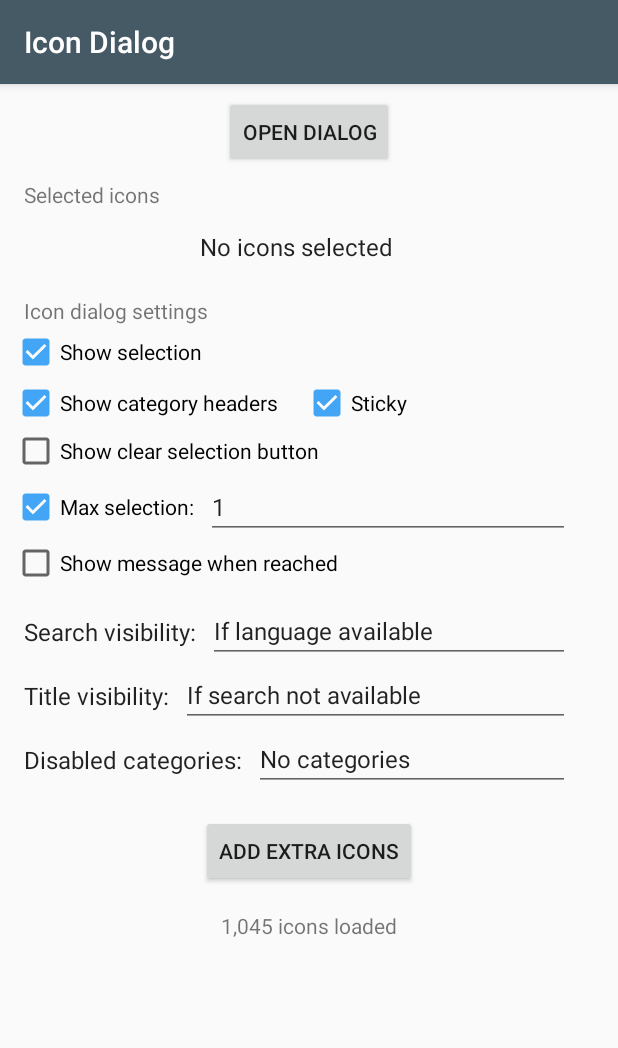
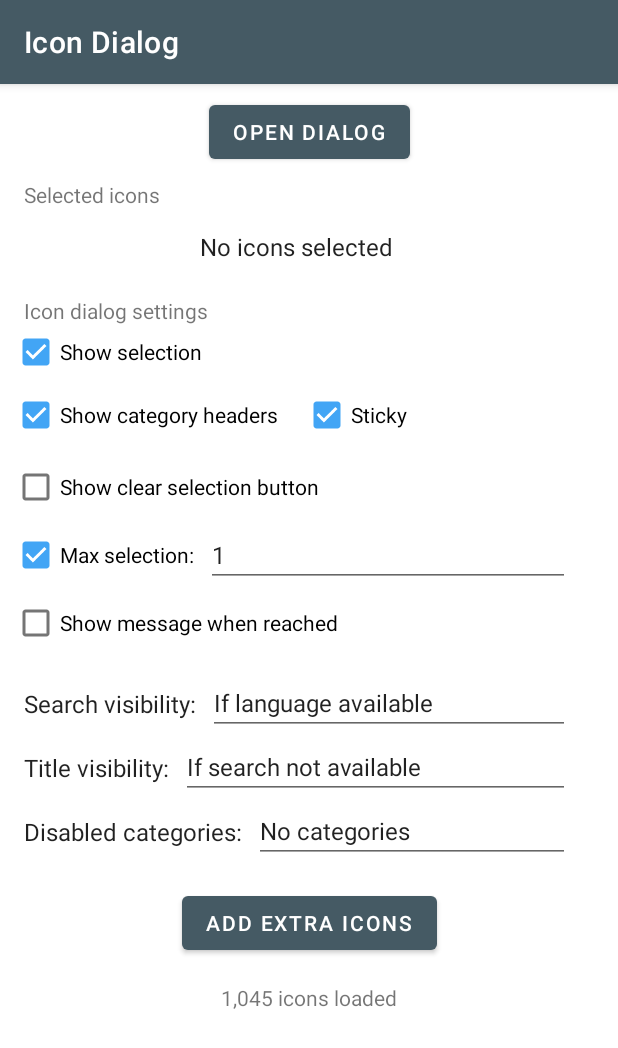
Before and after one commit to maltaisn/icondialoglib, an Android app: the screen it shows after launch (MainActivity), on a phone screen of 412 x 824 dp. Shown: the top 1048 px of the screen. Run offline under Robolectric (Android 15) with nearby library versions, the phone set to English and light mode, and no system bars.

Commit message:
Improved Material Design Compatibility

```diff
--- a/app/build.gradle
+++ b/app/build.gradle
@@ -27,6 +27,8 @@ dependencies {
     androidTestImplementation 'androidx.test:runner:1.1.1'
     androidTestImplementation 'androidx.test.espresso:espresso-core:3.1.1'
 
+    implementation 'com.google.android.material:material:1.0.0'
+
     implementation 'androidx.appcompat:appcompat:1.0.2'
     implementation 'androidx.recyclerview:recyclerview:1.0.0'
     implementation 'androidx.constraintlayout:constraintlayout:1.1.3'
--- a/app/src/main/res/values/styles.xml
+++ b/app/src/main/res/values/styles.xml
@@ -1,6 +1,6 @@
 <resources>
 
-    <style name="AppTheme" parent="Theme.AppCompat.Light.DarkActionBar">
+    <style name="AppTheme" parent="Theme.MaterialComponents.Light.DarkActionBar">
         <item name="colorPrimary">@color/colorPrimary</item>
         <item name="colorPrimaryDark">@color/colorPrimaryDark</item>
         <item name="colorAccent">@color/colorAccent</item>
--- a/icondialog/build.gradle
+++ b/icondialog/build.gradle
@@ -57,6 +57,8 @@ dependencies {
     androidTestImplementation 'androidx.test:runner:1.1.1'
     androidTestImplementation 'androidx.test.espresso:espresso-core:3.1.1'
 
+    implementation 'com.google.android.material:material:1.0.0'
+
     implementation 'androidx.appcompat:appcompat:1.0.2'
     implementation 'androidx.recyclerview:recyclerview:1.0.0'
     implementation 'androidx.constraintlayout:constraintlayout:1.1.3'
--- a/icondialog/src/main/res/values/styles.xml
+++ b/icondialog/src/main/res/values/styles.xml
@@ -79,7 +79,7 @@
     </style>
 
     <public name="IcdButtonStyle" type="style"/>
-    <style name="IcdButtonStyle" parent="Base.Widget.AppCompat.Button.ButtonBar.AlertDialog">
+    <style name="IcdButtonStyle" parent="Widget.MaterialComponents.Button.TextButton.Dialog">
         <!-- Nothing -->
     </style>
 
```
